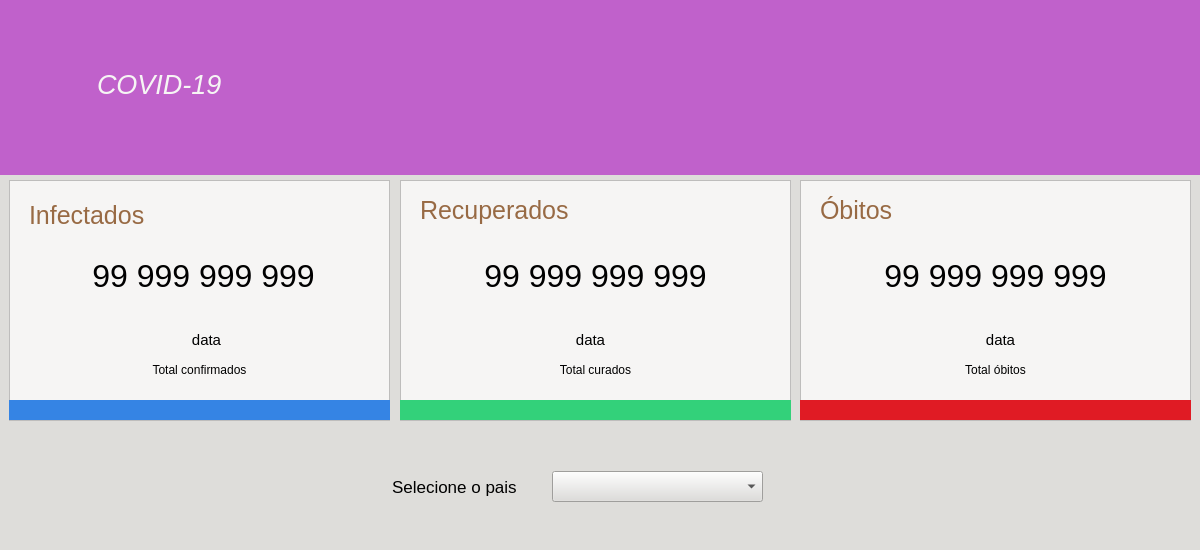
This is covid19/interface.ui in AlexSJ33/covid19 as Qt 5 draws it before an edit. The edited form follows.
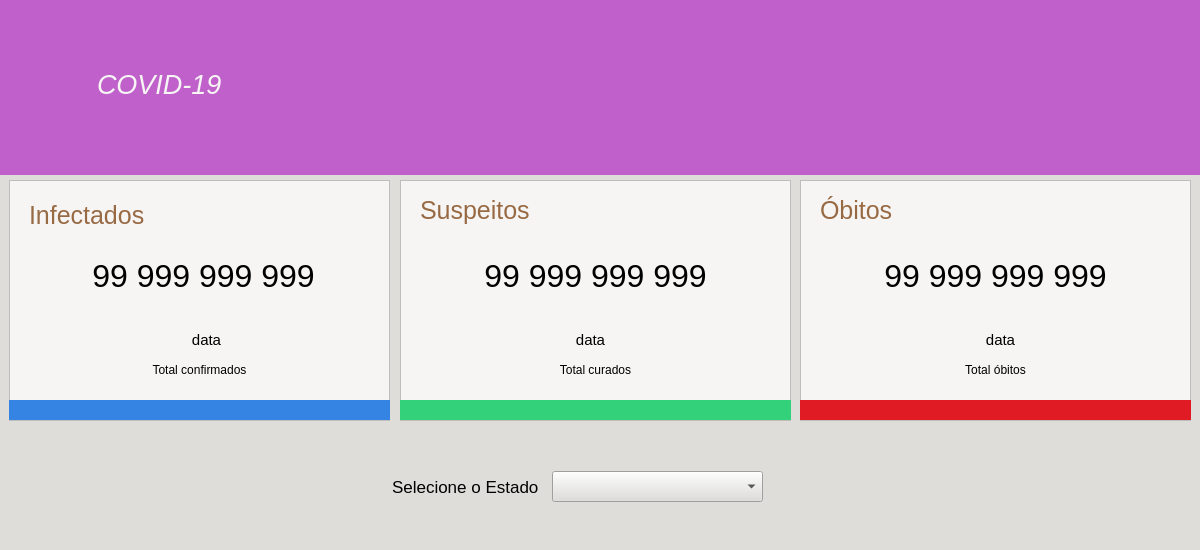
This is the edited form. Icons and pictures are not drawn.

```diff
--- a/covid19/interface.ui
+++ b/covid19/interface.ui
@@ -196,7 +196,7 @@
 font-size: 25px;</string>
      </property>
      <property name="text">
-      <string>Recuperados</string>
+      <string>Suspeitos</string>
      </property>
     </widget>
     <widget class="QLabel" name="label_8">
@@ -390,7 +390,7 @@
 font-size: 17px;</string>
     </property>
     <property name="text">
-     <string>Selecione o pais</string>
+     <string>Selecione o Estado</string>
     </property>
    </widget>
    <widget class="QComboBox" name="combo">
```
